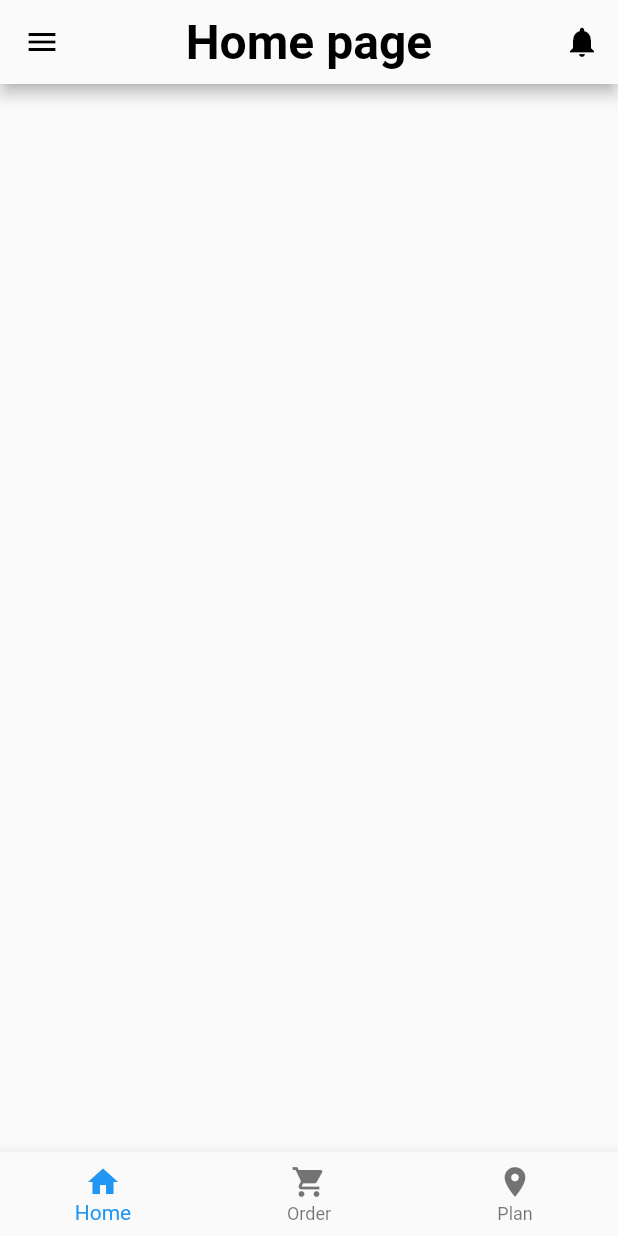
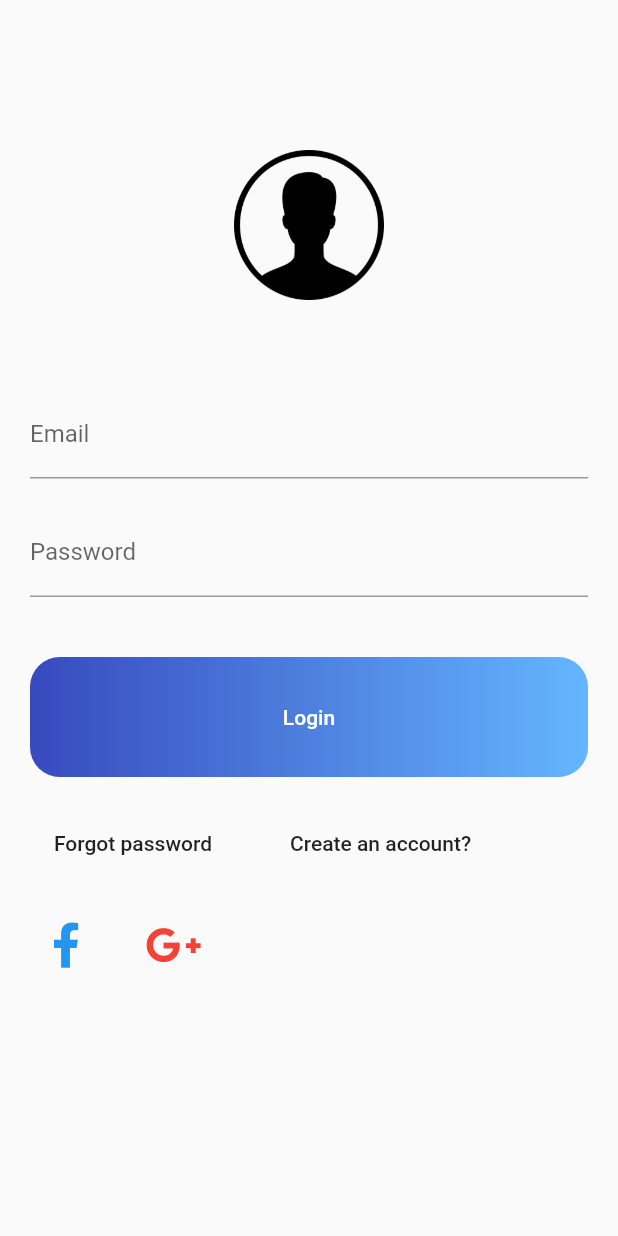
Before and after one commit to sabsab-yeng/pis, a Flutter app: the screen it shows after launch, on a phone screen of 412 x 824 dp. Run offline on Flutter 3.47's test engine with Material 2 defaults, Android fonts, the phone set to English and light mode, and no system bars; our stand-ins replace firebase_auth, firebase_messaging, flutter_calendar_carousel, flutter_local_notifications, font_awesome_flutter, geolocator and 2 more; missing offline and left inert: firebase_core_web, flutter_email_sender; accounts and stored records are empty.

Commit message:
Create login by email and password

```diff
--- a/lib/main.dart
+++ b/lib/main.dart
@@ -1,5 +1,6 @@
 import 'package:flutter/material.dart';
 import 'package:pis/ui/screens/home/root_page.dart';
+import 'package:pis/ui/screens/login/login_page.dart';
 
 void main() {
   runApp(MyApp());
@@ -15,7 +16,7 @@ class MyApp extends StatelessWidget {
         primarySwatch: Colors.blue,
         visualDensity: VisualDensity.adaptivePlatformDensity,
       ),
-      home: RootPage(),
+      home: LoginPage(),
       debugShowCheckedModeBanner: false,
     );
   }
--- /dev/null
+++ b/lib/ui/screens/login/login_page.dart
@@ -0,0 +1,156 @@
+import 'package:firebase_auth/firebase_auth.dart';
+import 'package:flutter/material.dart';
+import 'package:font_awesome_flutter/font_awesome_flutter.dart';
+import 'package:pis/ui/screens/home/root_page.dart';
+import 'package:pis/ui/screens/login/signup_page.dart';
+import 'package:pis/ui/widgets/full_width_raisedbutton_widget.dart';
+
+class LoginPage extends StatefulWidget {
+  @override
+  _LoginPageState createState() => _LoginPageState();
+}
+
+class _LoginPageState extends State<LoginPage> {
+  TextEditingController _emailTextController = TextEditingController();
+  TextEditingController _passwordTextController = TextEditingController();
+
+  String _email, _pass;
+
+  final GlobalKey<FormState> _formKey = GlobalKey<FormState>();
+
+  @override
+  Widget build(BuildContext context) {
+    return Scaffold(
+      body: SingleChildScrollView(
+        child: Container(
+          height: MediaQuery.of(context).size.height,
+          padding: EdgeInsets.only(top: 100, left: 20, right: 20),
+          child: Form(
+            key: _formKey,
+            child: Column(
+              crossAxisAlignment: CrossAxisAlignment.start,
+              children: [
+                Column(
+                  crossAxisAlignment: CrossAxisAlignment.center,
+                  children: [
+                    Image.asset(
+                      'images/user.png',
+                      height: 100,
+                      width: 100,
+                    ),
+                    SizedBox(
+                      height: 60,
+                    ),
+                    TextFormField(
+                      validator: (input) {
+                        if (input.isEmpty) {
+                          return 'Please type email';
+                        }
+                      },
+                      onSaved: (input) => _email = input,
+                      decoration: InputDecoration(
+                        hintText: 'Email',
+                        labelText: 'Email',
+                      ),
+                    ),
+                    SizedBox(
+                      height: 20,
+                    ),
+                    TextFormField(
+                      validator: (input) {
+                        if (input.length < 5) {
+                          return 'Please type password more then 5 charator';
+                        }
+                      },
+                      onSaved: (input) => _pass = input,
+                      obscureText: true,
+                      decoration: InputDecoration(
+                        hintText: 'Password',
+                        labelText: 'Password',
+                      ),
+                    ),
+                  ],
+                ),
+                SizedBox(
+                  height: 40,
+                ),
+                FullWidthRaisedButtonWidget(
+                  title: "Login",
+                  onPressed: signIn,
+                ),
+                SizedBox(
+                  height: 20,
+                ),
+                Row(
+                  children: [
+                    FlatButton(
+                      onPressed: () {},
+                      child: Text('Forgot password'),
+                    ),
+                    SizedBox(
+                      width: 20,
+                    ),
+                    FlatButton(
+                      onPressed: () {
+                        Navigator.push(
+                            context,
+                            MaterialPageRoute(
+                                builder: (context) => SignUpPage()));
+                      },
+                      child: Text('Create an account?'),
+                    ),
+                  ],
+                ),
+                SizedBox(
+                  height: 20,
+                ),
+                Row(
+                  crossAxisAlignment: CrossAxisAlignment.center,
+                  children: [
+                    IconButton(
+                      onPressed: () {},
+                      icon: Icon(
+                        FontAwesomeIcons.facebookF,
+                        color: Colors.blue,
+                        size: 30,
+                      ),
+                    ),
+                    SizedBox(
+                      width: 20,
+                    ),
+                    IconButton(
+                      onPressed: () {},
+                      icon: Icon(
+                        FontAwesomeIcons.googlePlusG,
+                        color: Colors.red,
+                        size: 30,
+                      ),
+                    ),
+                  ],
+                ),
+              ],
+            ),
+          ),
+        ),
+      ),
+    );
+  }
+
+  Future<void> signIn() async {
+    final formState = _formKey.currentState;
+
+    if (formState.validate()) {
+      formState.save();
+      //  await FirebaseAuth.instance.signInWithEmailAndPassword(email: _email, password: _pass);
+      try {
+        AuthResult user = await FirebaseAuth.instance
+            .signInWithEmailAndPassword(email: _email, password: _pass);
+        print("User login $user");
+        Navigator.push(
+            context, MaterialPageRoute(builder: (context) => RootPage()));
+      } catch (e) {
+        print(e.message);
+      }
+    }
+  }
+}
--- a/pubspec.yaml
+++ b/pubspec.yaml
@@ -35,6 +35,7 @@ dependencies:
   # cloud_firestore: ^0.12.9+5
   firebase_messaging: ^6.0.13
   flutter_local_notifications: ^1.4.2
+  font_awesome_flutter: ^8.8.1
 
 
   # The following adds the Cupertino Icons font to your application.
```
Also changed, not shown: lib/ui/screens/login/signup_page.dart (added, +151 -0 lines).
